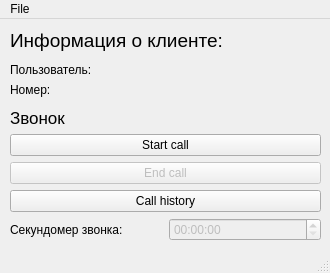
Qt form src/lib/clientmainwindow.ui (hyakkyy/callCenter) before a commit.
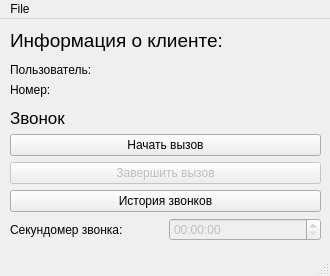
The same form after that commit.

```diff
--- a/src/lib/clientmainwindow.ui
+++ b/src/lib/clientmainwindow.ui
@@ -7,7 +7,7 @@
     <x>0</x>
     <y>0</y>
     <width>330</width>
-    <height>273</height>
+    <height>276</height>
    </rect>
   </property>
   <property name="windowTitle">
@@ -43,8 +43,11 @@
        <property name="enabled">
         <bool>false</bool>
        </property>
+       <property name="styleSheet">
+        <string notr="true"/>
+       </property>
        <property name="text">
-        <string>End call</string>
+        <string>Завершить вызов</string>
        </property>
       </widget>
      </item>
@@ -103,8 +106,11 @@
      </item>
      <item row="6" column="0" colspan="2">
       <widget class="QPushButton" name="startCallButton">
+       <property name="styleSheet">
+        <string notr="true"/>
+       </property>
        <property name="text">
-        <string>Start call</string>
+        <string>Начать вызов</string>
        </property>
       </widget>
      </item>
@@ -133,7 +139,7 @@
         <bool>true</bool>
        </property>
        <property name="text">
-        <string>Call history</string>
+        <string>История звонков</string>
        </property>
       </widget>
      </item>
```
